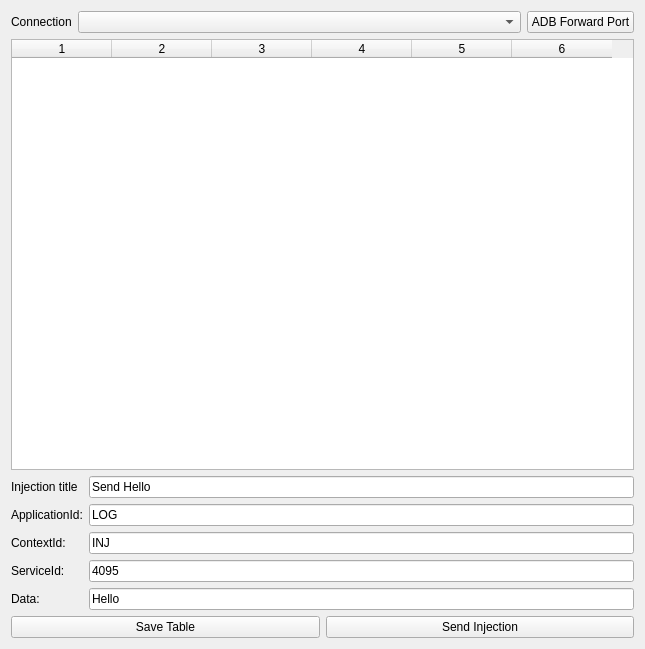
The window that plugin/injectionsplugin/form.ui (sudomgamal/dlt-viewer) describes before a commit, drawn with Qt 5.
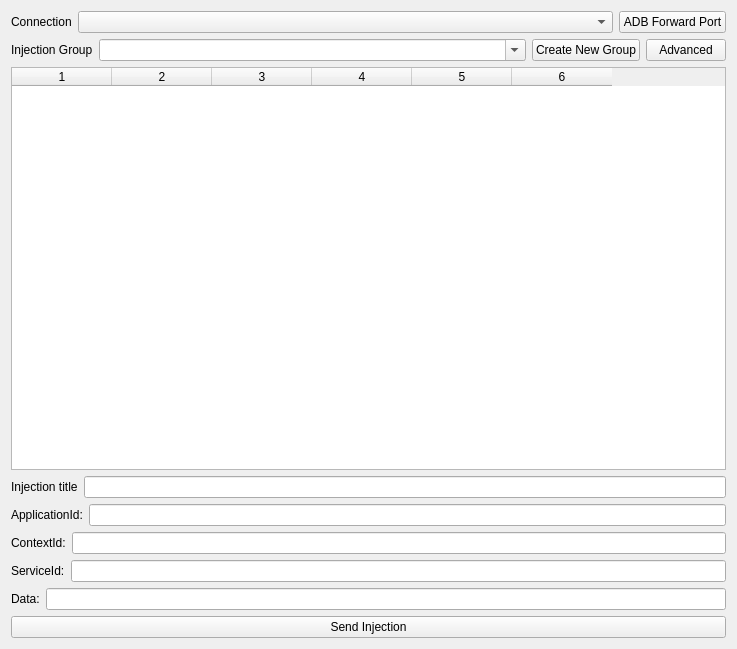
The same window after the commit.

What changed in the file:
```diff
--- a/plugin/injectionsplugin/form.ui
+++ b/plugin/injectionsplugin/form.ui
@@ -6,7 +6,7 @@
    <rect>
     <x>0</x>
     <y>0</y>
-    <width>645</width>
+    <width>737</width>
     <height>649</height>
    </rect>
   </property>
@@ -16,40 +16,74 @@
   <property name="windowTitle">
    <string>Form</string>
   </property>
-  <layout class="QGridLayout" name="gridLayout">
-   <item row="8" column="1">
-    <widget class="QLabel" name="label_6">
+  <layout class="QVBoxLayout" name="verticalLayout_2">
+   <item>
+    <layout class="QHBoxLayout" name="horizontalLayout">
+     <item>
+      <widget class="QLabel" name="label_5">
      <property name="text">
-      <string>Injection title</string>
+        <string>Connection</string>
      </property>
     </widget>
    </item>
-   <item row="11" column="2">
-    <widget class="QLineEdit" name="lineEditServiceId">
+     <item>
+      <widget class="QComboBox" name="comboBoxConnections">
+       <property name="sizePolicy">
+        <sizepolicy hsizetype="Expanding" vsizetype="Fixed">
+         <horstretch>0</horstretch>
+         <verstretch>0</verstretch>
+        </sizepolicy>
+       </property>
+      </widget>
+     </item>
+     <item>
+      <widget class="QPushButton" name="btnForwardPort">
      <property name="text">
-      <string>4095</string>
+        <string>ADB Forward Port</string>
      </property>
     </widget>
    </item>
-   <item row="14" column="1" colspan="2">
-    <layout class="QHBoxLayout" name="horizontalLayout_2">
+    </layout>
+   </item>
      <item>
-      <widget class="QPushButton" name="btnSaveTable">
+    <layout class="QHBoxLayout" name="horizontalLayout_3">
+     <item>
+      <widget class="QLabel" name="label_7">
        <property name="text">
-        <string>Save Table</string>
+        <string>Injection Group</string>
        </property>
       </widget>
      </item>
      <item>
-      <widget class="QPushButton" name="btnSendInjection">
+      <widget class="QComboBox" name="cmbInjGroup">
+       <property name="sizePolicy">
+        <sizepolicy hsizetype="Expanding" vsizetype="Fixed">
+         <horstretch>0</horstretch>
+         <verstretch>0</verstretch>
+        </sizepolicy>
+       </property>
+       <property name="editable">
+        <bool>true</bool>
+       </property>
+      </widget>
+     </item>
+     <item>
+      <widget class="QPushButton" name="btnCreateNewGroup">
        <property name="text">
-        <string>Send Injection</string>
+        <string>Create New Group</string>
        </property>
       </widget>
      </item>
+     <item>
+      <widget class="QPushButton" name="btnAdvancedOptions">
+       <property name="text">
+        <string>Advanced</string>
+       </property>
+      </widget>
+     </item>
     </layout>
    </item>
-   <item row="5" column="1" colspan="2">
+   <item>
     <widget class="QTableWidget" name="tblInjections">
      <property name="sizeAdjustPolicy">
       <enum>QAbstractScrollArea::AdjustToContentsOnFirstShow</enum>
@@ -98,89 +132,110 @@
      <column/>
     </widget>
    </item>
-   <item row="12" column="2">
-    <widget class="QLineEdit" name="lineEditData">
-     <property name="text">
-      <string>Hello</string>
-     </property>
-    </widget>
-   </item>
-   <item row="11" column="1">
-    <widget class="QLabel" name="label_3">
-     <property name="text">
-      <string>ServiceId:</string>
-     </property>
-    </widget>
-   </item>
-   <item row="10" column="1">
-    <widget class="QLabel" name="label_2">
-     <property name="text">
-      <string>ContextId:</string>
-     </property>
-    </widget>
-   </item>
-   <item row="4" column="1" colspan="2">
-    <layout class="QHBoxLayout" name="horizontalLayout">
      <item>
-      <widget class="QLabel" name="label_5">
+    <layout class="QVBoxLayout" name="verticalLayout">
+     <item>
+      <layout class="QHBoxLayout" name="horizontalLayout_4">
+       <item>
+        <widget class="QLabel" name="label_6">
        <property name="text">
-        <string>Connection</string>
+          <string>Injection title</string>
        </property>
       </widget>
      </item>
      <item>
-      <widget class="QComboBox" name="comboBoxConnections">
-       <property name="sizePolicy">
-        <sizepolicy hsizetype="Expanding" vsizetype="Fixed">
-         <horstretch>0</horstretch>
-         <verstretch>0</verstretch>
-        </sizepolicy>
-       </property>
-      </widget>
-     </item>
-     <item>
-      <widget class="QPushButton" name="btnForwardPort">
+        <widget class="QLineEdit" name="lineEditInjectionTitle">
        <property name="text">
-        <string>ADB Forward Port</string>
+          <string/>
        </property>
       </widget>
      </item>
     </layout>
    </item>
-   <item row="9" column="1">
+     <item>
+      <layout class="QHBoxLayout" name="horizontalLayout_5">
+       <item>
     <widget class="QLabel" name="label">
      <property name="text">
       <string>ApplicationId:</string>
      </property>
     </widget>
    </item>
-   <item row="12" column="1">
-    <widget class="QLabel" name="label_4">
-     <property name="text">
-      <string>Data:</string>
-     </property>
-    </widget>
-   </item>
-   <item row="8" column="2">
-    <widget class="QLineEdit" name="lineEditInjectionTitle">
-     <property name="text">
-      <string>Send Hello</string>
-     </property>
-    </widget>
-   </item>
-   <item row="9" column="2">
+       <item>
     <widget class="QLineEdit" name="lineEditApplicationId">
      <property name="text">
-      <string>LOG</string>
+          <string/>
      </property>
     </widget>
    </item>
-   <item row="10" column="2">
+      </layout>
+     </item>
+     <item>
+      <layout class="QHBoxLayout" name="horizontalLayout_6">
+       <item>
+        <widget class="QLabel" name="label_2">
+         <property name="text">
+          <string>ContextId:</string>
+         </property>
+        </widget>
+       </item>
+       <item>
     <widget class="QLineEdit" name="lineEditContextId">
      <property name="text">
-      <string>INJ</string>
-     </property>
-    </widget>
+          <string/>
+         </property>
+        </widget>
+       </item>
+      </layout>
+     </item>
+     <item>
+      <layout class="QHBoxLayout" name="horizontalLayout_7">
+       <item>
+        <widget class="QLabel" name="label_3">
+         <property name="text">
+          <string>ServiceId:</string>
+         </property>
+        </widget>
+       </item>
+       <item>
+        <widget class="QLineEdit" name="lineEditServiceId">
+         <property name="text">
+          <string/>
+         </property>
+        </widget>
+       </item>
+      </layout>
+     </item>
+     <item>
+      <layout class="QHBoxLayout" name="horizontalLayout_8">
+       <item>
+        <widget class="QLabel" name="label_4">
+         <property name="text">
+          <string>Data:</string>
+         </property>
+        </widget>
+       </item>
+       <item>
+        <widget class="QLineEdit" name="lineEditData">
+         <property name="text">
+          <string/>
+         </property>
+        </widget>
+       </item>
+      </layout>
+     </item>
+     <item>
+      <layout class="QHBoxLayout" name="horizontalLayout_2">
+       <item>
+        <widget class="QPushButton" name="btnSendInjection">
+         <property name="text">
+          <string>Send Injection</string>
+         </property>
+        </widget>
+       </item>
+      </layout>
+     </item>
+    </layout>
    </item>
   </layout>
  </widget>
```
Left out of the diff: 1 changed line with no effect on the pictures. Lines whose indentation alone changed are shown as unchanged.
